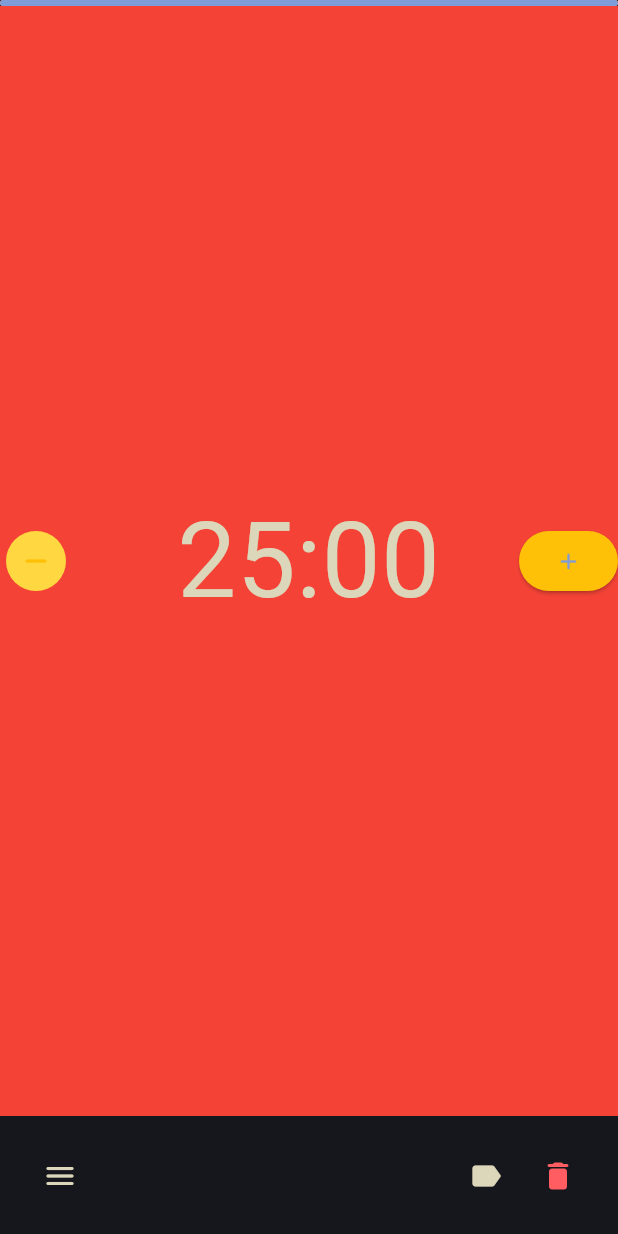
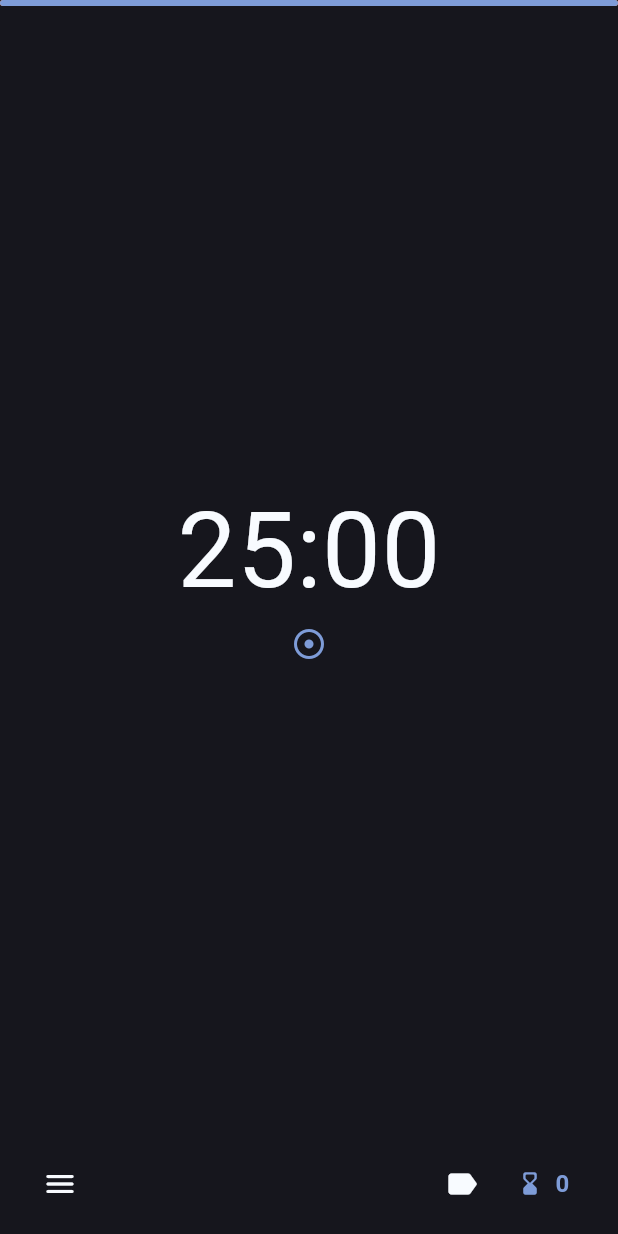
Before and after one commit to gabriel-kimutai/shuchu, a Flutter app: the screen it shows after launch, on a phone screen of 412 x 824 dp. Run offline on Flutter 3.47's test engine with Material 3 defaults, Android fonts, the phone set to English and light mode, and no system bars; Roboto replaces fonts that are missing (IosevkaNerdFont).

Commit message:
added state (focus/break) indicator icons

```diff
--- a/lib/src/app.dart
+++ b/lib/src/app.dart
@@ -1,5 +1,4 @@
 import 'dart:async';
-import 'dart:developer';
 
 import 'package:flutter/material.dart';
 import 'package:shuchu/src/components/bottom_sheet.dart';
@@ -13,14 +12,24 @@ class MainApp extends StatefulWidget {
   State<MainApp> createState() => _MainAppState();
 }
 
+enum TimerState { focus, rest }
+
 class _MainAppState extends State<MainApp> {
   final ValueNotifier<bool> _isRunning = ValueNotifier(false);
 
-  static Duration initialTime = const Duration(minutes: 25);
+  static Duration focusTime = const Duration(minutes: 25);
+  static Duration breakTime = const Duration(minutes: 5);
+
+  static Duration initialTime = focusTime;
   static const Duration addsubTime = Duration(minutes: 1);
   Duration variableTime = initialTime;
 
+  TimerState timerState = TimerState.focus;
+
   late Timer timer;
+
+  static int sessionCounter = 0;
+
   void _toggleTimer() {
     _isRunning.value = !_isRunning.value;
     if (_isRunning.value) {
@@ -37,12 +46,18 @@ class _MainAppState extends State<MainApp> {
           variableTime -= Durations.extralong4;
         });
       }
+      if (variableTime.inSeconds == 0) {
+        resetTimer();
+        _showDialog();
+        sessionCounter++;
+      }
     });
   }
 
   void resetTimer() {
     setState(() {
       variableTime = initialTime;
+      _isRunning.value = !_isRunning.value;
     });
     timer.cancel();
   }
@@ -74,6 +89,46 @@ class _MainAppState extends State<MainApp> {
     );
   }
 
+  void _showDialog() {
+    showDialog(
+        context: context,
+        builder: (BuildContext context) {
+          return AlertDialog(
+            title: timerState == TimerState.focus
+                ? const Text("Take a break")
+                : const Text("Resume work"),
+            actions: [
+              TextButton(
+                  onPressed: () => Navigator.pop(context),
+                  child: const Text("Cancel")),
+              FilledButton(
+                  onPressed: () {
+                    _dialogAction();
+                    Navigator.pop(context);
+                  },
+                  child: const Text("Start")),
+            ],
+          );
+        });
+  }
+
+  void _dialogAction() {
+    if (timerState == TimerState.focus) {
+      setState(() {
+        initialTime = breakTime;
+        variableTime = initialTime;
+        timerState = TimerState.rest;
+      });
+    } else if (timerState == TimerState.rest) {
+      setState(() {
+        initialTime = focusTime;
+        variableTime = initialTime;
+        timerState = TimerState.focus;
+      });
+    }
+    updateTime();
+  }
+
   @override
   Widget build(BuildContext context) {
     double timerValue =
@@ -87,21 +142,10 @@ class _MainAppState extends State<MainApp> {
               borderRadius: BorderRadius.circular(10),
             ),
             Expanded(
-              child: Container(
-                color: Colors.red,
-                child: Row(
-                  mainAxisSize: MainAxisSize.max,
-                  mainAxisAlignment: MainAxisAlignment.spaceBetween,
+              child: Center(
+                child: Column(
+                  mainAxisAlignment: MainAxisAlignment.center,
                   children: [
-                    if (!_isRunning.value)
-                      IconButton(
-                        onPressed: () {},
-                        icon: const Icon(Icons.remove_rounded),
-                        color: Colors.amber,
-                        style: ButtonStyle(
-                            backgroundColor: WidgetStateProperty.all<Color>(
-                                Colors.amberAccent)),
-                      ),
                     GestureDetector(
                       onTap: _toggleTimer,
                       onDoubleTap: resetTimer,
@@ -111,9 +155,7 @@ class _MainAppState extends State<MainApp> {
                         } else if (details.globalPosition.direction < 0) {
                           addMinute();
                         }
-                        log("${details.globalPosition.direction - details.localPosition.direction}");
                       },
-                      child: SizedBox(
                       child: Text(
                         printDuration(variableTime),
                         style: const TextStyle(
@@ -123,14 +165,15 @@ class _MainAppState extends State<MainApp> {
                         ),
                       ),
                     ),
-                    ),
-                    ElevatedButton(
-                      onPressed: () {},
-                      style: ButtonStyle(
-                          backgroundColor:
-                              WidgetStateProperty.all(Colors.amber)),
-                      child: const Icon(Icons.add_rounded),
-                    ),
+                    timerState == TimerState.focus
+                        ? Icon(
+                            Icons.adjust_rounded,
+                            color: Theme.of(context).colorScheme.primary,
+                          )
+                        : const Icon(
+                            Icons.coffee_rounded,
+                            color: Color(0xFF957FB8),
+                          )
                   ],
                 ),
               ),
@@ -139,6 +182,7 @@ class _MainAppState extends State<MainApp> {
         ),
       ),
       bottomNavigationBar: BottomAppBar(
+        height: 70.0,
         child: Row(
           mainAxisAlignment: MainAxisAlignment.spaceBetween,
           children: [
@@ -149,11 +193,17 @@ class _MainAppState extends State<MainApp> {
               children: [
                 IconButton(
                     onPressed: () {}, icon: const Icon(Icons.label_rounded)),
-                IconButton(
-                    onPressed: () {},
-                    icon: const Icon(
-                      Icons.delete_rounded,
-                      color: Color(0xFFFF5D62),
+                TextButton.icon(
+                    icon: const Icon(Icons.hourglass_bottom_rounded),
+                    onPressed: () {
+                      setState(() {
+                        sessionCounter++;
+                      });
+                    },
+                    label: Text(
+                      "$sessionCounter",
+                      style:
+                          const TextStyle(fontWeight: FontWeight.bold, fontSize: 16),
                     ))
               ],
             )
--- a/lib/src/utils/parse_duration.dart
+++ b/lib/src/utils/parse_duration.dart
@@ -1,7 +1,7 @@
 String printDuration(Duration duration) {
-  String negativeSign = duration.isNegative ? '-' : '';
+  // String negativeSign = duration.isNegative ? '-' : '';
   String twoDigits(int n) => n.toString().padLeft(2, "0");
   String twoDigitMinutes = twoDigits(duration.inMinutes.remainder(60).abs());
   String twoDigitSeconds = twoDigits(duration.inSeconds.remainder(60).abs());
-  return "$negativeSign $twoDigitMinutes:$twoDigitSeconds";
+  return "$twoDigitMinutes:$twoDigitSeconds";
 }
--- a/pubspec.yaml
+++ b/pubspec.yaml
@@ -21,6 +21,5 @@ flutter:
   fonts:
     - family: IosevkaNerdFont
       fonts:
-        - asset: fonts/IosevkaNerdFont-Heavy.ttf
         - asset: fonts/IosevkaNerdFont-Thin.ttf
           style: normal
```
Also changed, not shown: lib/main.dart (+4 -3 lines), 1 other file. Lines whose indentation alone changed are shown as unchanged.
